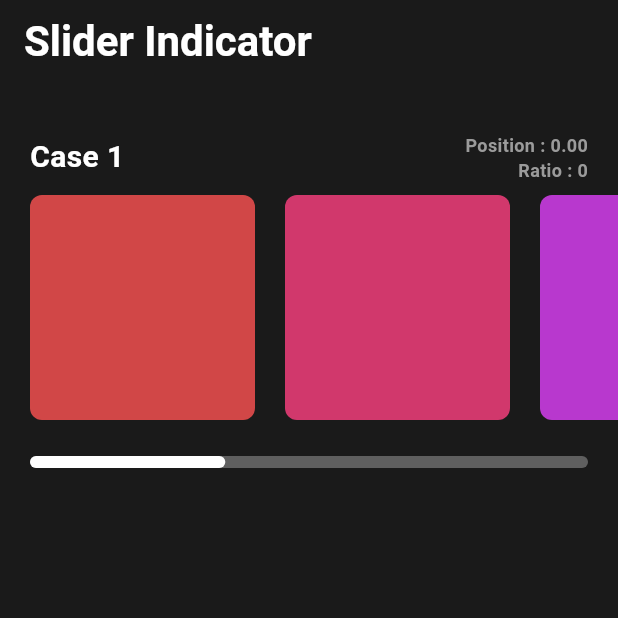
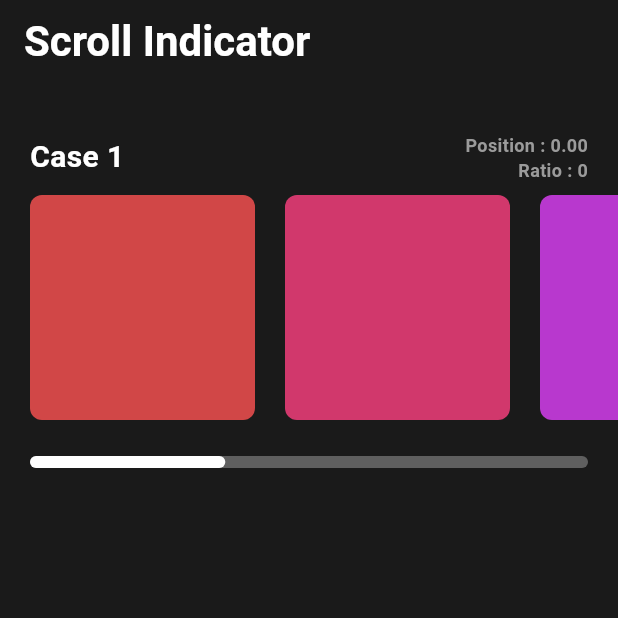
Before and after one commit to boglbbogl/awesome_indicator, a Flutter app: the screen it shows after launch, on a phone screen of 412 x 824 dp, the top half of it. Run offline on Flutter 3.47's test engine with Material 3 defaults, Android fonts, the phone set to English and light mode, and no system bars.

Commit message:
update information

```diff
--- a/example/lib/example_awesome_indicator.dart
+++ b/example/lib/example_awesome_indicator.dart
@@ -23,7 +23,7 @@ class _ExampleAwesomeIndicatorState extends State<ExampleAwesomeIndicator> {
       backgroundColor: background,
       appBar: AppBar(
         title: const Text(
-          "Slider Indicator",
+          "Scroll Indicator",
           style: TextStyle(
               fontWeight: FontWeight.bold, fontSize: 28, color: Colors.white),
         ),
--- a/pubspec.yaml
+++ b/pubspec.yaml
@@ -1,7 +1,7 @@
 name: awesome_indicator
-description: A new Flutter package project.
+description: Indicator that operates with horizontal scrolling !!
 version: 0.0.1
-homepage:
+homepage: https://github.com/boglbbogl/awesome_indicator
 
 environment:
   sdk: '>=3.1.5 <4.0.0'
```
